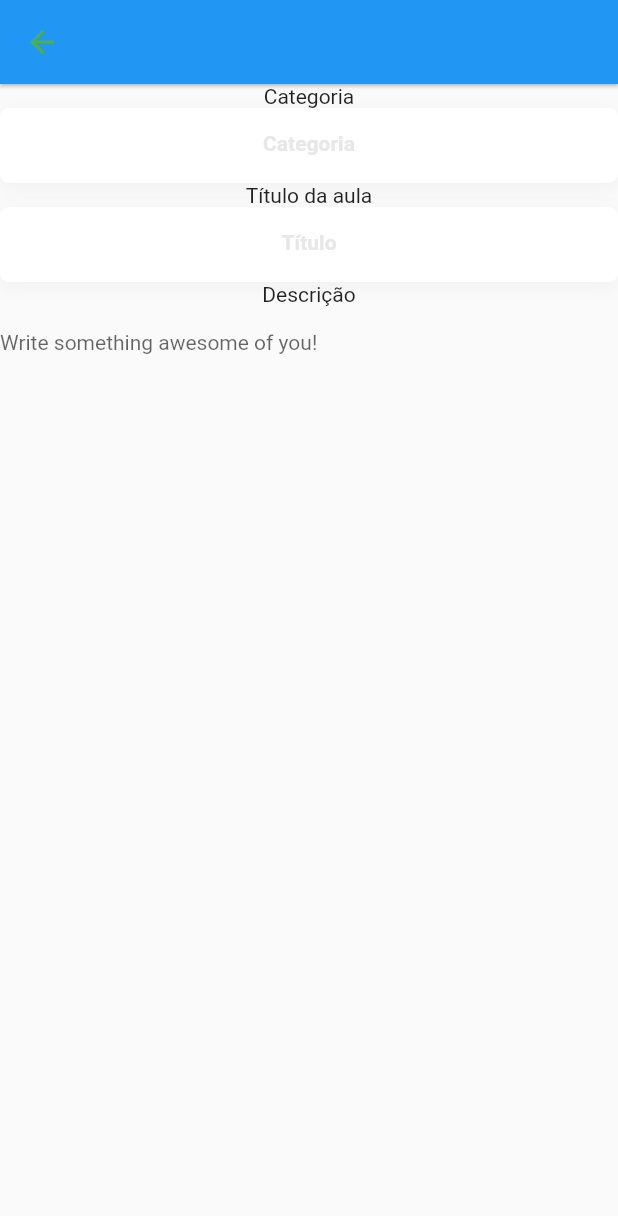
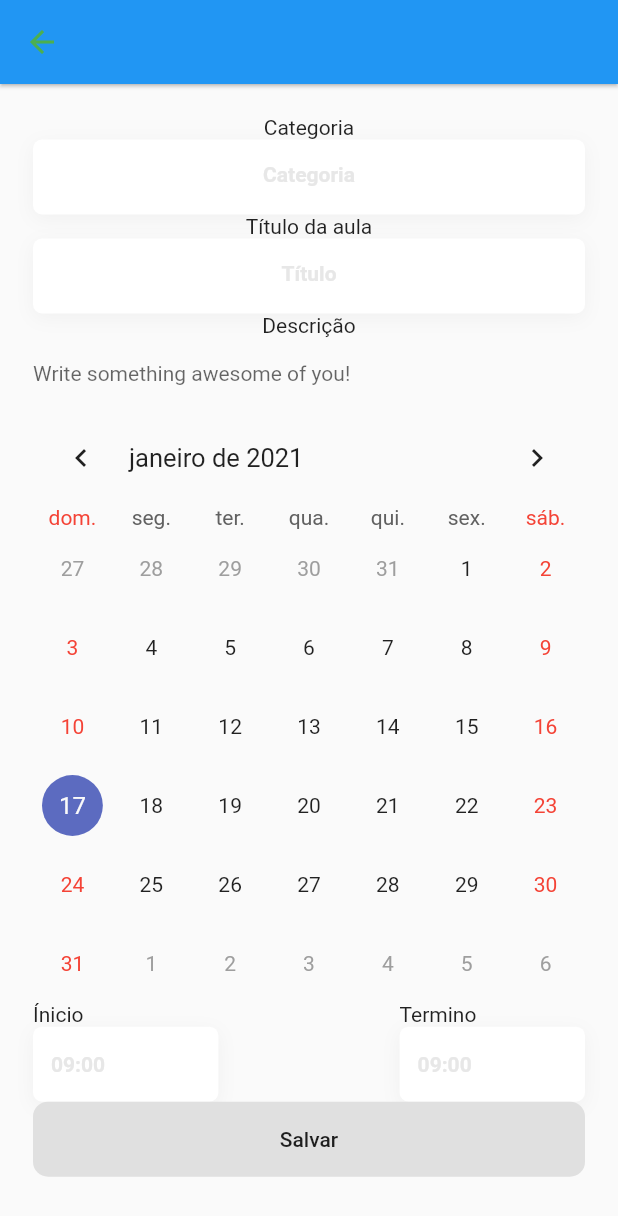
Before and after one commit to DenisKen/HackatonTime51, a Flutter app: the CreateClass screen opened directly, on a phone screen of 412 x 824 dp. Shown: the top 1216 px of the screen. Run offline on Flutter 3.47's test engine with Material 2 defaults, Android fonts, the phone set to English and light mode, and no system bars; drawn by our look-alikes of table_calendar; our stand-ins replace percent_indicator, permission_handler, shared_preferences; missing offline and left inert: agora_rtc_engine; accounts and stored records are empty.

Commit message:
Created Pick_hour. Added some functions on Create_class

```diff
--- /dev/null
+++ b/lib/components/picker_hour.dart
@@ -0,0 +1,59 @@
+import 'package:Discere/theme/style.dart';
+import 'package:Discere/utils/size_config.dart';
+import 'package:flutter/material.dart';
+
+class PickerHour extends StatelessWidget {
+  final controller;
+  final ValueChanged<String> callBack;
+
+  const PickerHour({Key key, this.controller, this.callBack})
+      : super(key: key);
+
+  @override
+  Widget build(BuildContext context) {
+    return Container(
+      width: SizeConfig.safeBlockHorizontal * 30,
+      height: 50,
+      decoration: BoxDecoration(
+          borderRadius: BorderRadius.circular(6.0),
+          boxShadow: ThemeEffect.shadowInputField()),
+      child: TextFormField(
+        controller: controller,
+        onTap: () async {
+          TimeOfDay time = TimeOfDay.now();
+          FocusScope.of(context).requestFocus(new FocusNode());
+
+          TimeOfDay picked = await showTimePicker(
+            context: context,
+            initialTime: time,
+          );
+          if (picked != null && picked != time) {
+            controller.text = picked.format(context);
+            print(picked.format(context));
+            callBack(picked.format(context));
+          }
+        },
+        decoration: InputDecoration(
+            counter: SizedBox.shrink(),
+            errorBorder: OutlineInputBorder(
+              borderSide: BorderSide(color: Colors.red, width: 1),
+            ),
+            errorStyle: TextStyle(height: 0),
+            hintText: "09:00",
+            hintStyle: ThemeText.sign_up_input_field_hint,
+            border: new OutlineInputBorder(
+              borderRadius: BorderRadius.circular(6.0),
+              borderSide: BorderSide.none,
+            ),
+            filled: true,
+            fillColor: Colors.white),
+        validator: (value) {
+          if (value.isEmpty) {
+            return 'cant be empty';
+          }
+          return null;
+        },
+      ),
+    );
+  }
+}
--- a/lib/main.dart
+++ b/lib/main.dart
@@ -1,12 +1,13 @@
 import 'package:Discere/manager_route.dart';
 import 'package:flutter/material.dart';
+import 'package:intl/date_symbol_data_local.dart';
 import 'package:provider/provider.dart';
 
 import 'models/user_notifier.dart';
 
 void main() {
   //Do initial things neeeded here
-  runApp(MyApp());
+  initializeDateFormatting().then((_) => runApp(MyApp()));
 }
 
 class MyApp extends StatelessWidget {
--- a/lib/screens/create_class.dart
+++ b/lib/screens/create_class.dart
@@ -1,7 +1,12 @@
 import 'package:Discere/components/appbar_back.dart';
 import 'package:Discere/components/input_fields.dart';
+import 'package:Discere/components/picker_hour.dart';
+import 'package:Discere/components/profile_button.dart';
+import 'package:Discere/theme/style.dart';
+import 'package:Discere/utils/date_now.dart';
 import 'package:Discere/utils/size_config.dart';
 import 'package:flutter/material.dart';
+import 'package:table_calendar/table_calendar.dart';
 
 class CreateClass extends StatefulWidget {
   @override
@@ -9,19 +14,71 @@ class CreateClass extends StatefulWidget {
 }
 
 class _CreateClassState extends State<CreateClass> {
-
   final _formKey = GlobalKey<FormState>();
   final _titleController = TextEditingController();
+
+  final _calendarController = CalendarController();
+  TextEditingController _initialHourController = TextEditingController();
+  TextEditingController _endHourController = TextEditingController();
+
+  @override
+  void dispose() {
+    _calendarController.dispose();
+    super.dispose();
+  }
 
   @override
   Widget build(BuildContext context) {
     return Scaffold(
       appBar: AppBarBack(),
-      body: Column(children: [
+      body: SingleChildScrollView(
+        scrollDirection: Axis.vertical,
+        child: SafeArea(
+          child: Container(
+            padding: EdgeInsets.symmetric(horizontal: 22, vertical: 21),
+            child: Column(
+              children: [
+                _category(),
+                _title(),
+                _description(),
+                _calendar(),
+                _button()
+              ],
+            ),
+          ),
+        ),
+      ),
+    );
+  }
+
+  Widget _category() {
+    return Column(
+      children: [
         Text('Categoria'),
-        InputFormField(width: SizeConfig.safeBlockHorizontal*100, controller: _titleController, hintText: 'Categoria',),
+        InputFormField(
+          width: SizeConfig.safeBlockHorizontal * 100,
+          controller: _titleController,
+          hintText: 'Categoria',
+        )
+      ],
+    );
+  }
+
+  Widget _title() {
+    return Column(
+      children: [
         Text('Título da aula'),
-        InputFormField(width: SizeConfig.safeBlockHorizontal*100, controller: _titleController, hintText: 'Título',),
+        InputFormField(
+          width: SizeConfig.safeBlockHorizontal * 100,
+          controller: _titleController,
+          hintText: 'Título',
+        ),
+      ],
+    );
+  }
+
+  Widget _description() {
+    return Column(children: [
       Text('Descrição'),
       Container(
           child: TextField(
@@ -35,9 +92,62 @@ class _CreateClassState extends State<CreateClass> {
           hintText: 'Write something awesome of you!',
           hintStyle: TextStyle(fontSize: 14),
         ),
+      )),
+    ]);
+  }
+
+  Widget _calendar() {
+    return Column(children: [
+      TableCalendar(
+        locale: 'pt_BR',
+        onDaySelected: (date, list, list2) {
+          print(DateNow.convertDate(date));
+        },
+        availableGestures: AvailableGestures.none,
+        availableCalendarFormats: {CalendarFormat.month: '2 weeks'},
+        calendarController: _calendarController,
+      ),
+      _calendarTimeStartEnd()
+    ]);
+  }
+
+  Widget _calendarTimeStartEnd() {
+    return Row(
+      mainAxisAlignment: MainAxisAlignment.spaceBetween,
+      children: [
+        Column(
+          crossAxisAlignment: CrossAxisAlignment.start,
+          children: [
+            Text('Ínicio'),
+            PickerHour(
+              controller: _initialHourController,
+              callBack: (value) {
+                print(value);
+              },
             )
+          ],
+        ),
+        Column(
+          crossAxisAlignment: CrossAxisAlignment.start,
+          children: [
+            Text('Termino'),
+            PickerHour(
+              controller: _endHourController,
+              callBack: (value) {
+                print(value);
+              },
             )
-      ],),
+          ],
+        )
+      ],
+    );
+  }
+
+  Widget _button() {
+    return ProfileButton(
+      title: 'Salvar',
+      width: SizeConfig.safeBlockHorizontal * 100,
+      onPressed: () {},
     );
   }
 }
--- a/lib/screens/home/home.dart
+++ b/lib/screens/home/home.dart
@@ -38,7 +38,6 @@ class _HomeState extends State<Home> {
               Search(),
               MyClasses(),
               _profileView(),
-
             ],
           ),
         ));
--- a/lib/utils/date_now.dart
+++ b/lib/utils/date_now.dart
@@ -2,8 +2,11 @@ import 'package:intl/intl.dart';
 
 class DateNow{
 
-  static getString(){
+  static getDateNow(){
     DateTime now = DateTime.now();
     return DateFormat('yyyy-MM-dd  kk:mm:ss').format(now);
   }
+  static convertDate(date){
+    return DateFormat('yyyy-MM-dd  kk:mm:ss').format(date);
+  }
 }
--- a/pubspec.yaml
+++ b/pubspec.yaml
@@ -24,6 +24,7 @@ dependencies:
   flutter:
     sdk: flutter
 
+  intl: ^0.16.1
   table_calendar: ^2.3.3
   percent_indicator: "^2.1.7+2"
   permission_handler: ^5.0.1
```
Also changed, not shown: pubspec.lock. Lines whose indentation alone changed are shown as unchanged.
